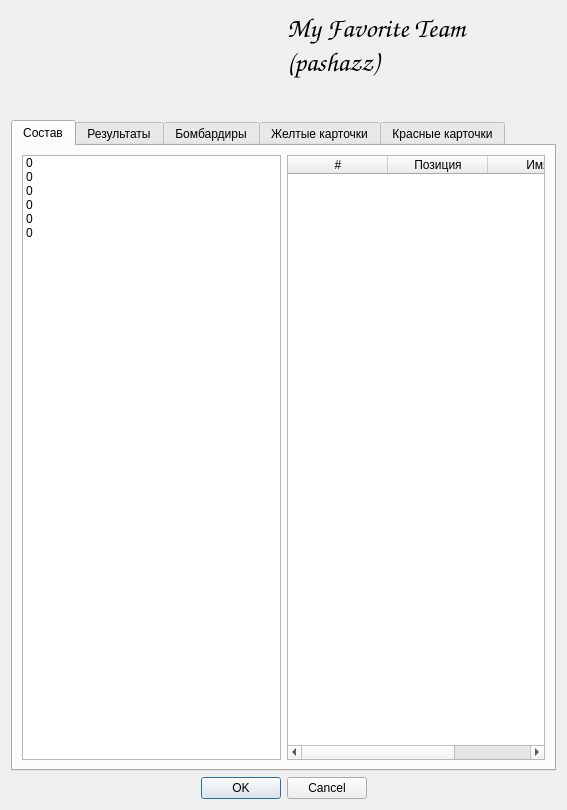
pashazz/rksmanager, file teaminfo.ui: the form before one commit.
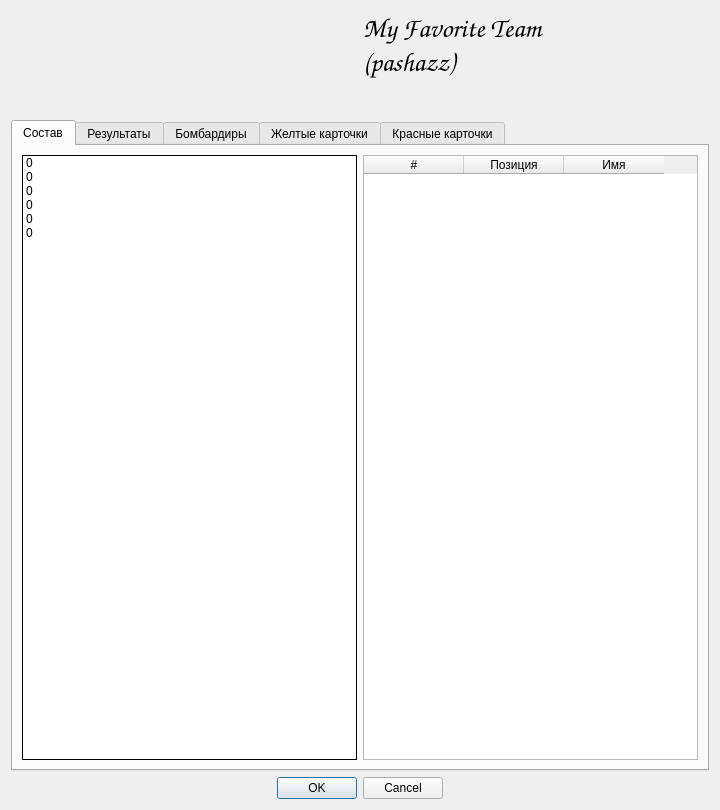
The form after the commit. The open tabs and pages were chosen to show the change. Icons and pictures are not drawn.

What changed in the file:
```diff
--- a/teaminfo.ui
+++ b/teaminfo.ui
@@ -6,7 +6,7 @@
    <rect>
     <x>0</x>
     <y>0</y>
-    <width>567</width>
+    <width>720</width>
     <height>810</height>
    </rect>
   </property>
@@ -55,6 +55,97 @@
       <layout class="QHBoxLayout" name="horizontalLayout_4">
        <item>
         <widget class="QListWidget" name="lstStats">
+         <property name="palette">
+          <palette>
+           <active>
+            <colorrole role="WindowText">
+             <brush brushstyle="SolidPattern">
+              <color alpha="255">
+               <red>255</red>
+               <green>255</green>
+               <blue>255</blue>
+              </color>
+             </brush>
+            </colorrole>
+            <colorrole role="Base">
+             <brush brushstyle="SolidPattern">
+              <color alpha="255">
+               <red>255</red>
+               <green>255</green>
+               <blue>255</blue>
+              </color>
+             </brush>
+            </colorrole>
+            <colorrole role="Window">
+             <brush brushstyle="SolidPattern">
+              <color alpha="255">
+               <red>0</red>
+               <green>0</green>
+               <blue>0</blue>
+              </color>
+             </brush>
+            </colorrole>
+           </active>
+           <inactive>
+            <colorrole role="WindowText">
+             <brush brushstyle="SolidPattern">
+              <color alpha="255">
+               <red>255</red>
+               <green>255</green>
+               <blue>255</blue>
+              </color>
+             </brush>
+            </colorrole>
+            <colorrole role="Base">
+             <brush brushstyle="SolidPattern">
+              <color alpha="255">
+               <red>255</red>
+               <green>255</green>
+               <blue>255</blue>
+              </color>
+             </brush>
+            </colorrole>
+            <colorrole role="Window">
+             <brush brushstyle="SolidPattern">
+              <color alpha="255">
+               <red>0</red>
+               <green>0</green>
+               <blue>0</blue>
+              </color>
+             </brush>
+            </colorrole>
+           </inactive>
+           <disabled>
+            <colorrole role="WindowText">
+             <brush brushstyle="SolidPattern">
+              <color alpha="255">
+               <red>118</red>
+               <green>118</green>
+               <blue>117</blue>
+              </color>
+             </brush>
+            </colorrole>
+            <colorrole role="Base">
+             <brush brushstyle="SolidPattern">
+              <color alpha="255">
+               <red>0</red>
+               <green>0</green>
+               <blue>0</blue>
+              </color>
+             </brush>
+            </colorrole>
+            <colorrole role="Window">
+             <brush brushstyle="SolidPattern">
+              <color alpha="255">
+               <red>0</red>
+               <green>0</green>
+               <blue>0</blue>
+              </color>
+             </brush>
+            </colorrole>
+           </disabled>
+          </palette>
+         </property>
          <item>
           <property name="text">
            <string>0</string>
```
Left out of the diff: 26 changed lines with no effect on the pictures.
